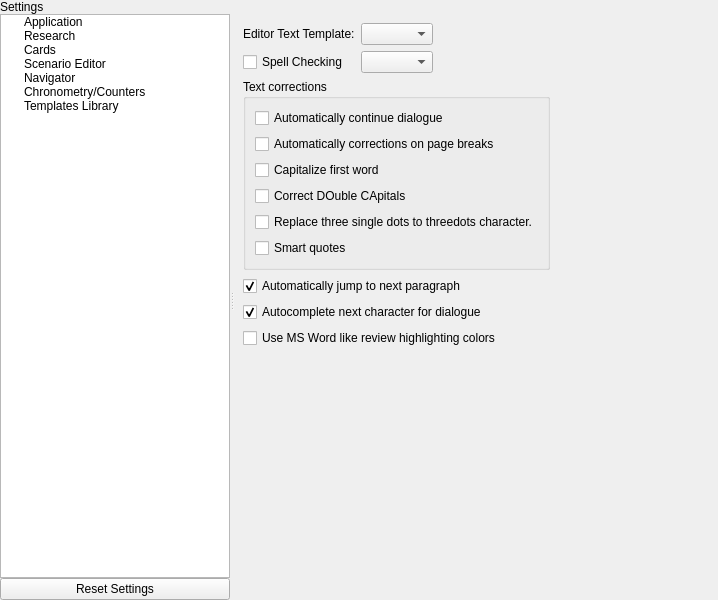
This is src/bin/scenarist-desktop/UserInterfaceLayer/Settings/SettingsView.ui in dimkanovikov/KITScenarist as Qt 5 draws it before an edit. The edited form follows.
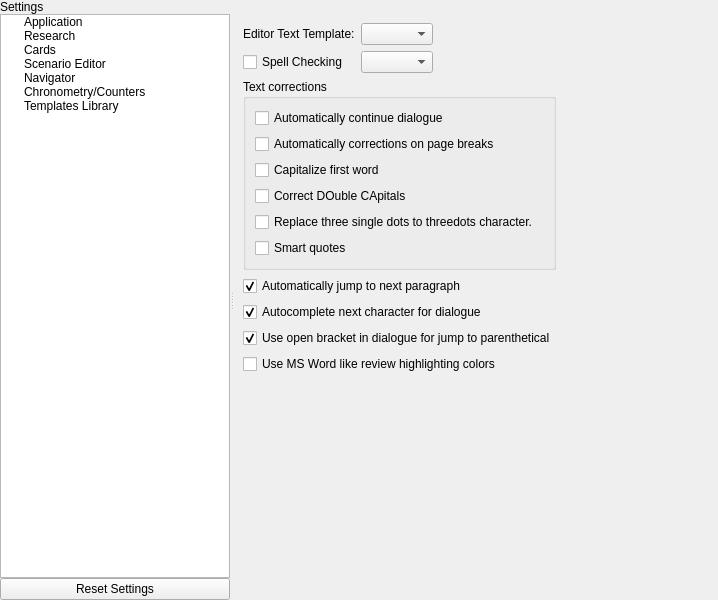
This is the edited form. Icons and pictures are not drawn. Custom widgets are drawn as their Qt base class.

Commit message: Moved change dialogue to parenthetical with open bracket to option #523

Patch:
```diff
--- a/src/bin/scenarist-desktop/UserInterfaceLayer/Settings/SettingsView.ui
+++ b/src/bin/scenarist-desktop/UserInterfaceLayer/Settings/SettingsView.ui
@@ -1658,7 +1658,7 @@
                  </item>
                 </layout>
                </item>
-               <item row="5" column="0" colspan="3">
+               <item row="6" column="0" colspan="3">
                 <widget class="QCheckBox" name="reviewUseWordHighlight">
                  <property name="text">
                   <string>Use MS Word like review highlighting colors</string>
@@ -1675,7 +1675,7 @@
                  </property>
                 </widget>
                </item>
-               <item row="6" column="0" colspan="3">
+               <item row="7" column="0" colspan="3">
                 <spacer name="verticalSpacer_7">
                  <property name="orientation">
                   <enum>Qt::Vertical</enum>
@@ -1688,6 +1688,16 @@
                  </property>
                 </spacer>
                </item>
+               <item row="5" column="0" colspan="3">
+                <widget class="QCheckBox" name="useOpenBracketInDialogueForParenthetical">
+                 <property name="text">
+                  <string>Use open bracket in dialogue for jump to parenthetical</string>
+                 </property>
+                 <property name="checked">
+                  <bool>true</bool>
+                 </property>
+                </widget>
+               </item>
               </layout>
              </widget>
              <widget class="QWidget" name="scenarioEditBlockJumps">
```
The commit also changes 5 other files.
